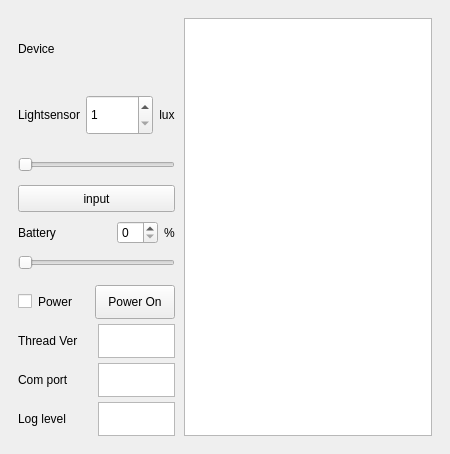
Old version of the form res/view/lightsensor.ui in the repository Samsung/ioter.
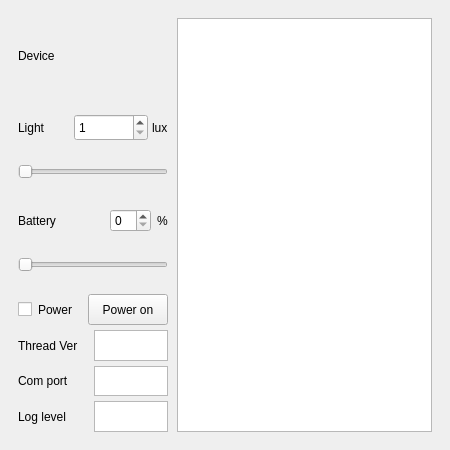
New version of the form.

```diff
--- a/res/view/lightsensor.ui
+++ b/res/view/lightsensor.ui
@@ -7,7 +7,7 @@
     <x>0</x>
     <y>0</y>
     <width>450</width>
-    <height>454</height>
+    <height>450</height>
    </rect>
   </property>
   <property name="windowTitle">
@@ -151,7 +151,10 @@
              <number>6</number>
             </property>
             <item>
-             <layout class="QVBoxLayout" name="verticalLayout_7" stretch="1,1,1,1">
+             <layout class="QVBoxLayout" name="verticalLayout_7" stretch="1,1,1,0">
+              <property name="spacing">
+               <number>18</number>
+              </property>
               <item>
                <layout class="QHBoxLayout" name="horizontalLayout_6" stretch="1">
                 <item>
@@ -162,6 +165,9 @@
                     <verstretch>0</verstretch>
                    </sizepolicy>
                   </property>
+                  <property name="frameShape">
+                   <enum>QFrame::NoFrame</enum>
+                  </property>
                   <property name="text">
                    <string>Device</string>
                   </property>
@@ -170,28 +176,40 @@
                </layout>
               </item>
               <item>
-               <layout class="QHBoxLayout" name="horizontalLayout_5" stretch="0,1">
+               <layout class="QVBoxLayout" name="verticalLayout_9" stretch="0,0">
+                <property name="spacing">
+                 <number>12</number>
+                </property>
                 <item>
-                 <widget class="QLabel" name="labelDeviceLightsensor">
-                  <property name="sizePolicy">
-                   <sizepolicy hsizetype="Preferred" vsizetype="Expanding">
-                    <horstretch>0</horstretch>
-                    <verstretch>0</verstretch>
-                   </sizepolicy>
+                 <layout class="QHBoxLayout" name="horizontalLayout_10" stretch="1,0,0">
+                  <property name="spacing">
+                   <number>4</number>
                   </property>
-                  <property name="text">
-                   <string>Lightsensor</string>
-                  </property>
-                 </widget>
-                </item>
-                <item>
-                 <layout class="QHBoxLayout" name="horizontalLayout_10" stretch="0,0">
+                  <item>
+                   <widget class="QLabel" name="labelDeviceLightsensor">
+                    <property name="sizePolicy">
+                     <sizepolicy hsizetype="Preferred" vsizetype="Preferred">
+                      <horstretch>0</horstretch>
+                      <verstretch>0</verstretch>
+                     </sizepolicy>
+                    </property>
+                    <property name="text">
+                     <string>Light</string>
+                    </property>
+                   </widget>
+                  </item>
                   <item>
                    <widget class="QSpinBox" name="spinBoxInput">
                     <property name="minimumSize">
                      <size>
-                      <width>0</width>
-                      <height>40</height>
+                      <width>74</width>
+                      <height>27</height>
+                     </size>
+                    </property>
+                    <property name="maximumSize">
+                     <size>
+                      <width>74</width>
+                      <height>27</height>
                      </size>
                     </property>
                     <property name="minimum">
@@ -208,16 +226,12 @@
                      <string>lux</string>
                     </property>
                     <property name="alignment">
-                     <set>Qt::AlignCenter</set>
+                     <set>Qt::AlignLeading|Qt::AlignLeft|Qt::AlignVCenter</set>
                     </property>
                    </widget>
                   </item>
                  </layout>
                 </item>
-               </layout>
-              </item>
-              <item>
-               <layout class="QVBoxLayout" name="verticalLayout_6" stretch="0,0">
                 <item>
                  <widget class="QSlider" name="horizontalSliderLightsensor">
                   <property name="sizePolicy">
@@ -231,25 +245,12 @@
                   </property>
                  </widget>
                 </item>
-                <item>
-                 <widget class="QPushButton" name="pushButtonInput">
-                  <property name="sizePolicy">
-                   <sizepolicy hsizetype="Preferred" vsizetype="Preferred">
-                    <horstretch>0</horstretch>
-                    <verstretch>0</verstretch>
-                   </sizepolicy>
-                  </property>
-                  <property name="text">
-                   <string>input</string>
-                  </property>
-                 </widget>
-                </item>
                </layout>
               </item>
               <item>
-               <layout class="QVBoxLayout" name="verticalLayout_10" stretch="1,1">
+               <layout class="QVBoxLayout" name="verticalLayout_10" stretch="0,0">
                 <property name="spacing">
-                 <number>0</number>
+                 <number>12</number>
                 </property>
                 <property name="topMargin">
                  <number>0</number>
@@ -311,6 +312,19 @@
                 </item>
                </layout>
               </item>
+              <item>
+               <spacer name="horizontalSpacer">
+                <property name="orientation">
+                 <enum>Qt::Horizontal</enum>
+                </property>
+                <property name="sizeHint" stdset="0">
+                 <size>
+                  <width>40</width>
+                  <height>6</height>
+                 </size>
+                </property>
+               </spacer>
+              </item>
              </layout>
             </item>
            </layout>
@@ -345,10 +359,13 @@
                 <property name="orientation">
                  <enum>Qt::Vertical</enum>
                 </property>
+                <property name="sizeType">
+                 <enum>QSizePolicy::Preferred</enum>
+                </property>
                 <property name="sizeHint" stdset="0">
                  <size>
                   <width>5</width>
-                  <height>40</height>
+                  <height>30</height>
                  </size>
                 </property>
                </spacer>
@@ -373,7 +390,7 @@
               <property name="minimumSize">
                <size>
                 <width>0</width>
-                <height>34</height>
+                <height>0</height>
                </size>
               </property>
               <property name="maximumSize">
@@ -383,7 +400,7 @@
                </size>
               </property>
               <property name="text">
-               <string>Power On</string>
+               <string>Power on</string>
               </property>
              </widget>
             </item>
@@ -412,7 +429,7 @@
               <property name="minimumSize">
                <size>
                 <width>0</width>
-                <height>34</height>
+                <height>0</height>
                </size>
               </property>
               <property name="maximumSize">
@@ -448,7 +465,7 @@
               <property name="minimumSize">
                <size>
                 <width>0</width>
-                <height>34</height>
+                <height>0</height>
                </size>
               </property>
               <property name="maximumSize">
@@ -484,7 +501,7 @@
               <property name="minimumSize">
                <size>
                 <width>0</width>
-                <height>34</height>
+                <height>0</height>
                </size>
               </property>
               <property name="maximumSize">
```
